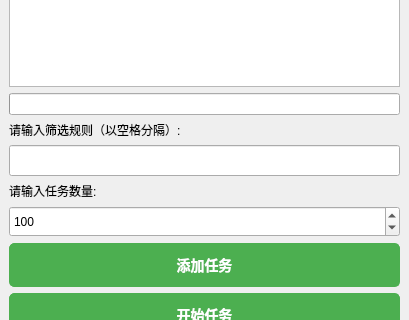
Above: main_window.ui from hongzhe12/ResumeAce before the change; both pictures show x 0 to 409 and y 146 to 466 of the 409 by 664 pixel window. Below: the same form after it.
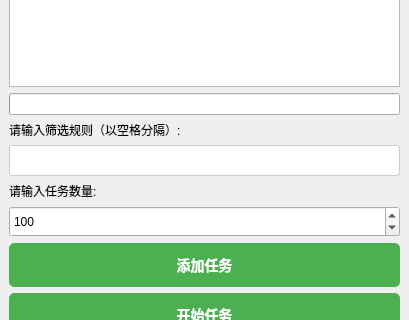
That is the form after the change.

Patch:
```diff
--- a/main_window.ui
+++ b/main_window.ui
@@ -62,6 +62,21 @@
           <height>31</height>
          </size>
         </property>
+        <property name="styleSheet">
+         <string notr="true">QLineEdit {
+    padding: 5px;
+    border: 1px solid #ccc;
+    border-radius: 3px;
+}
+
+QLineEdit:hover {
+    border-color: #999;
+}
+
+QLineEdit:focus {
+    border-color: #4CAF50;
+}</string>
+        </property>
        </widget>
       </item>
       <item>
```
Left out of the diff: 15 changed lines with no effect on the pictures.
